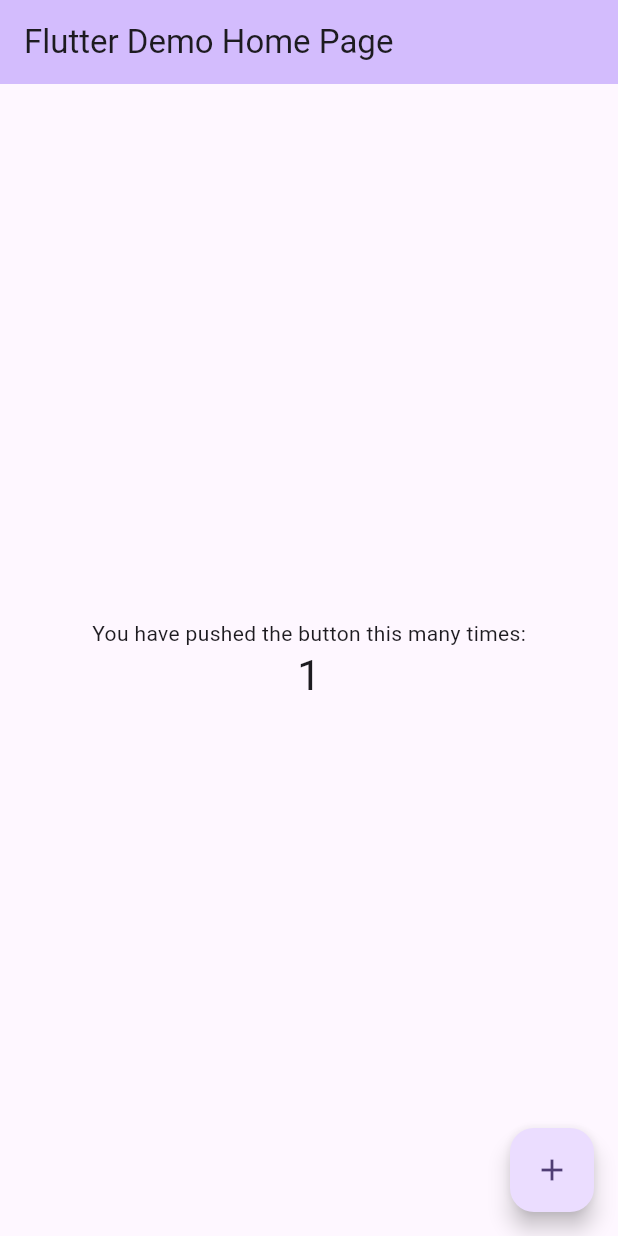
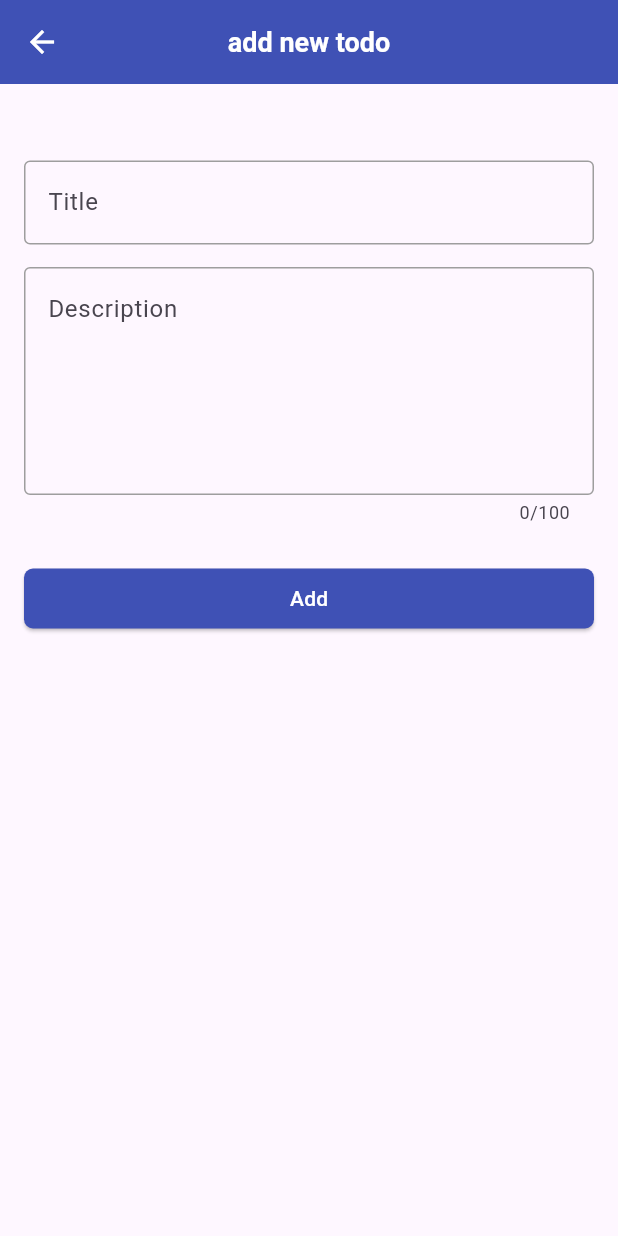
Before and after one commit to abdulhai06/todoappusingapi, a Flutter app: the screen it shows after launch, after a tap on the "add" icon, on a phone screen of 412 x 824 dp. Run offline on Flutter 3.47's test engine with Material 3 defaults, Android fonts, the phone set to English and light mode, and no system bars.

Commit message:
new file add

```diff
--- /dev/null
+++ b/lib/add_new_todo.dart
@@ -0,0 +1,81 @@
+import 'package:flutter/material.dart';
+
+class AddNewToDo extends StatefulWidget {
+  const AddNewToDo({super.key});
+
+  @override
+  State<AddNewToDo> createState() => _AddNewToDoState();
+}
+final GlobalKey<FormState> _formkey = GlobalKey<FormState>();
+final TextEditingController _titleTEcontroller = TextEditingController();
+final TextEditingController _descriptionTEcontroller = TextEditingController();
+
+class _AddNewToDoState extends State<AddNewToDo> {
+  @override
+  Widget build(BuildContext context) {
+    return Scaffold(
+      appBar: AppBar(
+        title: const Text('add new todo'),
+      ),
+      body: Padding(
+        padding: const EdgeInsets.all(16),
+        child: Form(
+          key: _formkey,
+          child: Column(
+            children: [
+              const SizedBox(
+                height: 35,
+              ),
+              TextFormField(
+                controller: _titleTEcontroller,
+                validator: (String? value){
+                  final v=value?? '';
+                  if (v.trim().isEmpty) {
+                    return 'Enter your title';
+                  }
+                  return null;
+                },
+                textInputAction: TextInputAction.next,
+                decoration: const InputDecoration(hintText: 'Title'),
+              ),
+              const SizedBox(
+                height: 15,
+              ),
+              TextFormField(
+                controller: _descriptionTEcontroller,
+                validator: (String? value){
+                  final v=value?? '';
+                  if (v.trim().isEmpty) {
+                    return 'Enter your title';
+                  }
+                  return null;
+                },
+                textInputAction: TextInputAction.done,
+                maxLines: 5,
+                maxLength: 100,
+                decoration: const InputDecoration(hintText: 'Description'),
+              ),
+              const SizedBox(
+                height: 25,
+              ),
+              SizedBox(
+                width: MediaQuery.sizeOf(context).width,
+                child: ElevatedButton(onPressed: () {
+                  if (_formkey.currentState!.validate()) {
+                    Navigator.pop(context);
+                  }
+                }, child: const Text('Add')),
+              )
+            ],
+          ),
+        ),
+      ),
+    );
+  }
+  @override
+  void dispose() {
+    _titleTEcontroller.dispose();
+    _descriptionTEcontroller.dispose();
+    super.dispose();
+  }
+}
--- /dev/null
+++ b/lib/list_of_todo.dart
@@ -0,0 +1,100 @@
+import 'package:flutter/material.dart';
+
+import 'add_new_todo.dart';
+import 'edit_todo.dart';
+
+class ToDoList extends StatefulWidget {
+  const ToDoList({super.key});
+
+  @override
+  State<ToDoList> createState() => _ToDoListState();
+}
+
+class _ToDoListState extends State<ToDoList> {
+  @override
+  Widget build(BuildContext context) {
+    return Scaffold(
+      appBar: AppBar(
+        title: const Text(
+          'Todos',
+        ),
+      ),
+      body: ListView.separated(
+          itemCount: 20,
+          itemBuilder: (context, index) {
+            return ListTile(
+              title: const Text('Todo Title'),
+              subtitle: const Column(
+                crossAxisAlignment: CrossAxisAlignment.start,
+                children: [
+                  Text('todo body'),
+                  Text('time'),
+                ],
+              ),
+              trailing: Wrap(
+                children: [
+                  IconButton(
+                      onPressed: () {
+                        Navigator.push(
+                            context,
+                            MaterialPageRoute(
+                                builder: (context) => const EditNewToDo()));
+                      },
+                      icon: const Icon(Icons.edit)),
+                   IconButton(
+                      onPressed: showDeleteConfirmationDialog,
+                      icon: const Icon(Icons.delete)),
+                ],
+              ),
+            );
+          },
+        separatorBuilder: (context, index){
+            return Divider(
+              color: Colors.blueGrey,
+              height: 10,
+              indent: 16,
+              endIndent: 16,
+            );
+        },
+
+          ),
+      floatingActionButton: FloatingActionButton(
+        backgroundColor: Colors.indigo,
+        foregroundColor: Colors.white,
+        onPressed: () {
+          Navigator.push(context,
+              MaterialPageRoute(builder: (context) => const AddNewToDo()));
+        },
+        child: const Icon(Icons.add),
+      ),
+    );
+  }
+  void showDeleteConfirmationDialog() {
+    showDialog(
+        context: context,
+        builder: (context) {
+          return AlertDialog(
+            shape: RoundedRectangleBorder(
+                borderRadius: BorderRadius.circular(16)),
+            title: const Text('Delete Confirmation'),
+            content: const Text('Are you sure want to Delete?'),
+            actions: [
+              TextButton(
+                  onPressed: () {
+                    Navigator.pop(context);
+                  },
+                  child: const Text('Cancel')),
+              TextButton(
+                  onPressed: () {
+                    // Perform deletion operation here
+                    Navigator.pop(context);
+                  },
+                  child: const Text(
+                    'Yes',
+                    style: TextStyle(color: Colors.red),
+                  )),
+            ],
+          );
+        });
+  }
+}
--- a/lib/main.dart
+++ b/lib/main.dart
@@ -1,125 +1,6 @@
 import 'package:flutter/material.dart';
+import 'package:todo_api/to_do_app.dart';
 
 void main() {
-  runApp(const MyApp());
+  runApp(const ToDoApp());
 }
-
-class MyApp extends StatelessWidget {
-  const MyApp({super.key});
-
-  // This widget is the root of your application.
-  @override
-  Widget build(BuildContext context) {
-    return MaterialApp(
-      title: 'Flutter Demo',
-      theme: ThemeData(
-        // This is the theme of your application.
-        //
-        // TRY THIS: Try running your application with "flutter run". You'll see
-        // the application has a purple toolbar. Then, without quitting the app,
-        // try changing the seedColor in the colorScheme below to Colors.green
-        // and then invoke "hot reload" (save your changes or press the "hot
-        // reload" button in a Flutter-supported IDE, or press "r" if you used
-        // the command line to start the app).
-        //
-        // Notice that the counter didn't reset back to zero; the application
-        // state is not lost during the reload. To reset the state, use hot
-        // restart instead.
-        //
-        // This works for code too, not just values: Most code changes can be
-        // tested with just a hot reload.
-        colorScheme: ColorScheme.fromSeed(seedColor: Colors.deepPurple),
-        useMaterial3: true,
-      ),
-      home: const MyHomePage(title: 'Flutter Demo Home Page'),
-    );
-  }
-}
-
-class MyHomePage extends StatefulWidget {
-  const MyHomePage({super.key, required this.title});
-
-  // This widget is the home page of your application. It is stateful, meaning
-  // that it has a State object (defined below) that contains fields that affect
-  // how it looks.
-
-  // This class is the configuration for the state. It holds the values (in this
-  // case the title) provided by the parent (in this case the App widget) and
-  // used by the build method of the State. Fields in a Widget subclass are
-  // always marked "final".
-
-  final String title;
-
-  @override
-  State<MyHomePage> createState() => _MyHomePageState();
-}
-
-class _MyHomePageState extends State<MyHomePage> {
-  int _counter = 0;
-
-  void _incrementCounter() {
-    setState(() {
-      // This call to setState tells the Flutter framework that something has
-      // changed in this State, which causes it to rerun the build method below
-      // so that the display can reflect the updated values. If we changed
-      // _counter without calling setState(), then the build method would not be
-      // called again, and so nothing would appear to happen.
-      _counter++;
-    });
-  }
-
-  @override
-  Widget build(BuildContext context) {
-    // This method is rerun every time setState is called, for instance as done
-    // by the _incrementCounter method above.
-    //
-    // The Flutter framework has been optimized to make rerunning build methods
-    // fast, so that you can just rebuild anything that needs updating rather
-    // than having to individually change instances of widgets.
-    return Scaffold(
-      appBar: AppBar(
-        // TRY THIS: Try changing the color here to a specific color (to
-        // Colors.amber, perhaps?) and trigger a hot reload to see the AppBar
-        // change color while the other colors stay the same.
-        backgroundColor: Theme.of(context).colorScheme.inversePrimary,
-        // Here we take the value from the MyHomePage object that was created by
-        // the App.build method, and use it to set our appbar title.
-        title: Text(widget.title),
-      ),
-      body: Center(
-        // Center is a layout widget. It takes a single child and positions it
-        // in the middle of the parent.
-        child: Column(
-          // Column is also a layout widget. It takes a list of children and
-          // arranges them vertically. By default, it sizes itself to fit its
-          // children horizontally, and tries to be as tall as its parent.
-          //
-          // Column has various properties to control how it sizes itself and
-          // how it positions its children. Here we use mainAxisAlignment to
-          // center the children vertically; the main axis here is the vertical
-          // axis because Columns are vertical (the cross axis would be
-          // horizontal).
-          //
-          // TRY THIS: Invoke "debug painting" (choose the "Toggle Debug Paint"
-          // action in the IDE, or press "p" in the console), to see the
-          // wireframe for each widget.
-          mainAxisAlignment: MainAxisAlignment.center,
-          children: <Widget>[
-            const Text(
-              'You have pushed the button this many times:',
-            ),
-            Text(
-              '$_counter',
-              style: Theme.of(context).textTheme.headlineMedium,
-            ),
-          ],
-        ),
-      ),
-      floatingActionButton: FloatingActionButton(
-        onPressed: _incrementCounter,
-        tooltip: 'Increment',
-        child: const Icon(Icons.add),
-      ), // This trailing comma makes auto-formatting nicer for build methods.
-    );
-  }
-}
--- /dev/null
+++ b/lib/to_do_app.dart
@@ -0,0 +1,47 @@
+import 'package:flutter/material.dart';
+
+import 'list_of_todo.dart';
+
+class ToDoApp extends StatelessWidget {
+  const ToDoApp({super.key});
+
+  @override
+  Widget build(BuildContext context) {
+    return MaterialApp(
+      debugShowCheckedModeBanner: false,
+      home: const ToDoList(),
+      theme: ThemeData(
+        appBarTheme: const AppBarTheme(
+            centerTitle: true,
+            backgroundColor: Colors.indigo,
+            foregroundColor: Colors.white,
+            titleTextStyle:
+                TextStyle(fontSize: 18, fontWeight: FontWeight.bold)),
+        elevatedButtonTheme: ElevatedButtonThemeData(
+          style: ElevatedButton.styleFrom(
+            backgroundColor: Colors.indigo,
+            foregroundColor: Colors.white,
+            shape: RoundedRectangleBorder(
+              borderRadius: BorderRadius.circular(6),
+            ),
+          ),
+        ),
+        inputDecorationTheme: const InputDecorationTheme(
+          enabledBorder: OutlineInputBorder(
+            borderSide: BorderSide(
+              color: Colors.grey,
+            ),
+          ),
+          border: OutlineInputBorder(
+            borderSide: BorderSide(color: Colors.indigo, width: 2),
+          ),focusedBorder: OutlineInputBorder(
+            borderSide: BorderSide(color: Colors.indigo, width: 2),
+          ),
+          errorBorder: OutlineInputBorder(
+            borderSide: BorderSide(color: Colors.red)
+          ),
+        ),
+      ),
+    );
+  }
+}
```
Also changed, not shown: lib/edit_todo.dart (added, +80 -0 lines), 1 other file.
